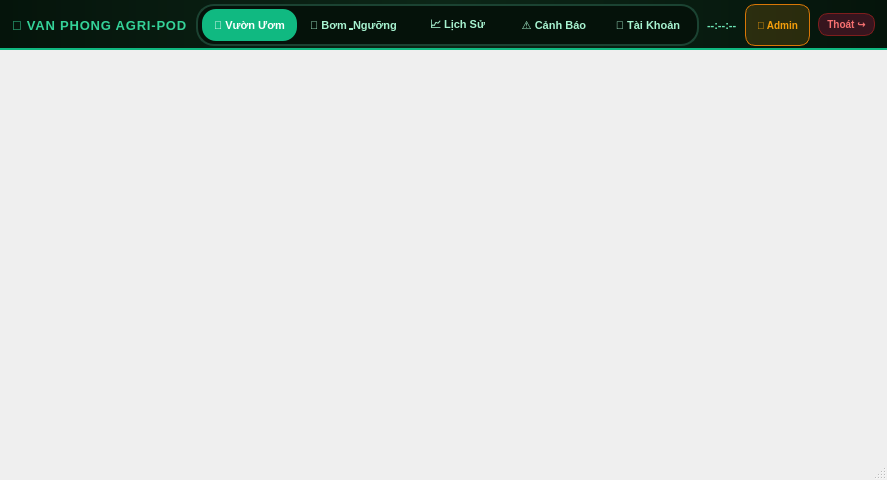
Before: the Qt Designer form OUT_SRC_VANPHONG/OUT_SRC_VANPHONG/ui/MainWindow.ui in dinhquanghaICTU/OUT_SRC, drawn with Qt 5.
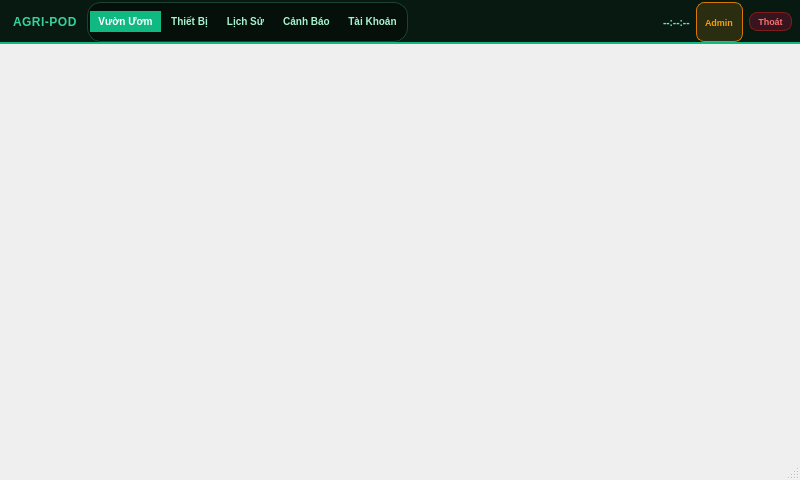
After: the same form once the commit is applied.

Commit message: update src Van phong

Diff of the .ui file:
```diff
--- a/OUT_SRC_VANPHONG/OUT_SRC_VANPHONG/ui/MainWindow.ui
+++ b/OUT_SRC_VANPHONG/OUT_SRC_VANPHONG/ui/MainWindow.ui
@@ -37,97 +37,77 @@
       <property name="minimumSize">
        <size>
         <width>0</width>
-        <height>50</height>
+        <height>44</height>
        </size>
       </property>
       <property name="maximumSize">
        <size>
         <width>16777215</width>
-        <height>50</height>
+        <height>44</height>
        </size>
       </property>
       <property name="styleSheet">
-       <string notr="true">QFrame#topIslandHeader { background: qlineargradient(x1:0, y1:0, x2:1, y2:0, stop:0 #05140b, stop:0.5 #0c2617, stop:1 #05140b); border-bottom: 2px solid #10b981; }</string>
+       <string notr="true">QFrame#topIslandHeader { background: #071910; border-bottom: 1.5px solid #10b981; }</string>
       </property>
       <layout class="QHBoxLayout" name="headerHLayout">
        <property name="leftMargin">
-        <number>12</number>
+        <number>8</number>
        </property>
        <property name="topMargin">
-        <number>4</number>
+        <number>2</number>
        </property>
        <property name="rightMargin">
-        <number>12</number>
+        <number>8</number>
        </property>
        <property name="bottomMargin">
-        <number>4</number>
+        <number>2</number>
        </property>
        <property name="spacing">
-        <number>8</number>
+        <number>6</number>
        </property>
 
-       <!-- Brand Emblem & Title -->
+       <!-- Brand Title -->
        <item>
         <widget class="QLabel" name="appBrandLabel">
          <property name="text">
-          <string>🌿 VAN PHONG AGRI-POD</string>
+          <string>AGRI-POD</string>
          </property>
          <property name="styleSheet">
-          <string notr="true">color: #34d399; font-size: 13px; font-weight: 900; letter-spacing: 0.8px;</string>
+          <string notr="true">color: #34d399; font-size: 12px; font-weight: 900; letter-spacing: 0.5px; padding-left: 2px;</string>
          </property>
         </widget>
        </item>
 
-       <item>
-        <spacer name="headerLeftSpacer">
-         <property name="orientation">
-          <enum>Qt::Horizontal</enum>
-         </property>
-         <property name="sizeHint" stdset="0">
-          <size>
-           <width>10</width>
-           <height>20</height>
-          </size>
-         </property>
-        </spacer>
-       </item>
-
        <!-- TOP CENTER INTEGRATED CAPSULE SEGMENTED NAVIGATOR -->
        <item>
         <widget class="QFrame" name="segmentedNavCapsule">
          <property name="styleSheet">
-          <string notr="true">QFrame#segmentedNavCapsule { background-color: #05120a; border: 1.5px solid #1b4332; border-radius: 18px; }</string>
+          <string notr="true">QFrame#segmentedNavCapsule { background-color: #041009; border: 1px solid #1b4332; border-radius: 14px; }</string>
          </property>
          <layout class="QHBoxLayout" name="navSegLayout">
           <property name="leftMargin">
-           <number>4</number>
+           <number>2</number>
           </property>
           <property name="topMargin">
            <number>2</number>
           </property>
           <property name="rightMargin">
-           <number>4</number>
+           <number>2</number>
           </property>
           <property name="bottomMargin">
            <number>2</number>
           </property>
           <property name="spacing">
-           <number>4</number>
+           <number>2</number>
           </property>
 
           <item>
            <widget class="QPushButton" name="btnNavDashboard">
-            <property name="minimumSize">
-             <size>
-              <width>95</width>
-              <height>32</height>
-             </size>
-            </property>
             <property name="cursor">
              <cursorShape>PointingHandCursor</cursorShape>
             </property>
             <property name="text">
-             <string>🌿 Vườn Ươm</string>
+             <string>Vườn Ươm</string>
             </property>
             <property name="checkable">
              <bool>true</bool>
@@ -139,24 +119,18 @@
              <bool>true</bool>
             </property>
             <property name="styleSheet">
-             <string notr="true">QPushButton { background: transparent; color: #a7f3d0; border: none; border-radius: 14px; font-size: 11px; font-weight: 700; padding: 4px 8px; } QPushButton:hover { background: #0c281a; color: white; } QPushButton:checked { background: #10b981; color: white; }</string>
+             <string notr="true">QPushButton { background: transparent; color: #a7f3d0; border: none; border-radius: 12px; font-size: 10px; font-weight: 700; padding: 4px 8px; } QPushButton:hover { background: #0c281a; color: white; } QPushButton:checked { background: #10b981; color: white; }</string>
             </property>
            </widget>
           </item>
 
           <item>
            <widget class="QPushButton" name="btnNavDevices">
-            <property name="minimumSize">
-             <size>
-              <width>105</width>
-              <height>32</height>
-             </size>
-            </property>
             <property name="cursor">
              <cursorShape>PointingHandCursor</cursorShape>
             </property>
             <property name="text">
-             <string>🚰 Bơm &amp; Ngưỡng</string>
+             <string>Thiết Bị</string>
             </property>
             <property name="checkable">
              <bool>true</bool>
@@ -165,24 +139,18 @@
              <bool>true</bool>
             </property>
             <property name="styleSheet">
-             <string notr="true">QPushButton { background: transparent; color: #a7f3d0; border: none; border-radius: 14px; font-size: 11px; font-weight: 700; padding: 4px 8px; } QPushButton:hover { background: #0c281a; color: white; } QPushButton:checked { background: #10b981; color: white; }</string>
+             <string notr="true">QPushButton { background: transparent; color: #a7f3d0; border: none; border-radius: 12px; font-size: 10px; font-weight: 700; padding: 4px 8px; } QPushButton:hover { background: #0c281a; color: white; } QPushButton:checked { background: #10b981; color: white; }</string>
             </property>
            </widget>
           </item>
 
           <item>
            <widget class="QPushButton" name="btnNavHistory">
-            <property name="minimumSize">
-             <size>
-              <width>95</width>
-              <height>32</height>
-             </size>
-            </property>
             <property name="cursor">
              <cursorShape>PointingHandCursor</cursorShape>
             </property>
             <property name="text">
-             <string>📈 Lịch Sử</string>
+             <string>Lịch Sử</string>
             </property>
             <property name="checkable">
              <bool>true</bool>
@@ -191,24 +159,18 @@
              <bool>true</bool>
             </property>
             <property name="styleSheet">
-             <string notr="true">QPushButton { background: transparent; color: #a7f3d0; border: none; border-radius: 14px; font-size: 11px; font-weight: 700; padding: 4px 8px; } QPushButton:hover { background: #0c281a; color: white; } QPushButton:checked { background: #10b981; color: white; }</string>
+             <string notr="true">QPushButton { background: transparent; color: #a7f3d0; border: none; border-radius: 12px; font-size: 10px; font-weight: 700; padding: 4px 8px; } QPushButton:hover { background: #0c281a; color: white; } QPushButton:checked { background: #10b981; color: white; }</string>
             </property>
            </widget>
           </item>
 
           <item>
            <widget class="QPushButton" name="btnNavAlerts">
-            <property name="minimumSize">
-             <size>
-              <width>90</width>
-              <height>32</height>
-             </size>
-            </property>
             <property name="cursor">
              <cursorShape>PointingHandCursor</cursorShape>
             </property>
             <property name="text">
-             <string>⚠️ Cảnh Báo</string>
+             <string>Cảnh Báo</string>
             </property>
             <property name="checkable">
              <bool>true</bool>
@@ -217,24 +179,18 @@
              <bool>true</bool>
             </property>
             <property name="styleSheet">
-             <string notr="true">QPushButton { background: transparent; color: #a7f3d0; border: none; border-radius: 14px; font-size: 11px; font-weight: 700; padding: 4px 8px; } QPushButton:hover { background: #0c281a; color: white; } QPushButton:checked { background: #10b981; color: white; }</string>
+             <string notr="true">QPushButton { background: transparent; color: #a7f3d0; border: none; border-radius: 12px; font-size: 10px; font-weight: 700; padding: 4px 8px; } QPushButton:hover { background: #0c281a; color: white; } QPushButton:checked { background: #10b981; color: white; }</string>
             </property>
            </widget>
           </item>
 
           <item>
            <widget class="QPushButton" name="btnNavUsers">
-            <property name="minimumSize">
-             <size>
-              <width>90</width>
-              <height>32</height>
-             </size>
-            </property>
             <property name="cursor">
              <cursorShape>PointingHandCursor</cursorShape>
             </property>
             <property name="text">
-             <string>👥 Tài Khoản</string>
+             <string>Tài Khoản</string>
             </property>
             <property name="checkable">
              <bool>true</bool>
@@ -243,7 +199,7 @@
              <bool>true</bool>
             </property>
             <property name="styleSheet">
-             <string notr="true">QPushButton { background: transparent; color: #a7f3d0; border: none; border-radius: 14px; font-size: 11px; font-weight: 700; padding: 4px 8px; } QPushButton:hover { background: #0c281a; color: white; } QPushButton:checked { background: #10b981; color: white; }</string>
+             <string notr="true">QPushButton { background: transparent; color: #a7f3d0; border: none; border-radius: 12px; font-size: 10px; font-weight: 700; padding: 4px 8px; } QPushButton:hover { background: #0c281a; color: white; } QPushButton:checked { background: #10b981; color: white; }</string>
             </property>
            </widget>
           </item>
@@ -259,7 +215,7 @@
          </property>
          <property name="sizeHint" stdset="0">
           <size>
-           <width>10</width>
+           <width>5</width>
            <height>20</height>
           </size>
          </property>
@@ -273,7 +229,7 @@
           <string>--:--:--</string>
          </property>
          <property name="styleSheet">
-          <string notr="true">color: #6ee7b7; font-size: 11px; font-weight: 700;</string>
+          <string notr="true">color: #6ee7b7; font-size: 10px; font-weight: 700;</string>
          </property>
         </widget>
        </item>
@@ -281,10 +237,10 @@
        <item>
         <widget class="QLabel" name="currentUserBadge">
          <property name="text">
-          <string>👑 Admin</string>
+          <string>Admin</string>
          </property>
          <property name="styleSheet">
-          <string notr="true">color: #f59e0b; background: rgba(245, 158, 11, 0.15); border: 1px solid #d97706; border-radius: 10px; font-size: 10px; font-weight: 800; padding: 3px 8px;</string>
+          <string notr="true">color: #f59e0b; background: rgba(245, 158, 11, 0.15); border: 1px solid #d97706; border-radius: 8px; font-size: 9px; font-weight: 800; padding: 2px 6px;</string>
          </property>
         </widget>
        </item>
@@ -295,10 +251,10 @@
           <cursorShape>PointingHandCursor</cursorShape>
          </property>
          <property name="text">
-          <string>Thoát ↪</string>
+          <string>Thoát</string>
          </property>
          <property name="styleSheet">
-          <string notr="true">QPushButton { background-color: #37151e; color: #f87171; border: 1px solid #7f1d1d; border-radius: 10px; font-size: 10px; font-weight: 800; padding: 4px 8px; } QPushButton:hover { background-color: #dc2626; color: #ffffff; }</string>
+          <string notr="true">QPushButton { background-color: #37151e; color: #f87171; border: 1px solid #7f1d1d; border-radius: 8px; font-size: 9px; font-weight: 800; padding: 3px 8px; } QPushButton:hover { background-color: #dc2626; color: #ffffff; }</string>
          </property>
         </widget>
        </item>
```
Left out of the diff: 2 changed lines with no effect on the pictures. The commit also changes 768 other files.
